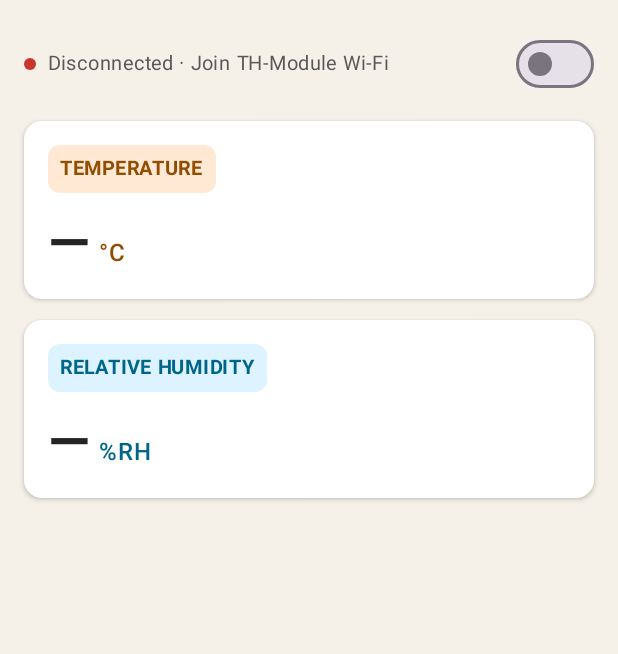
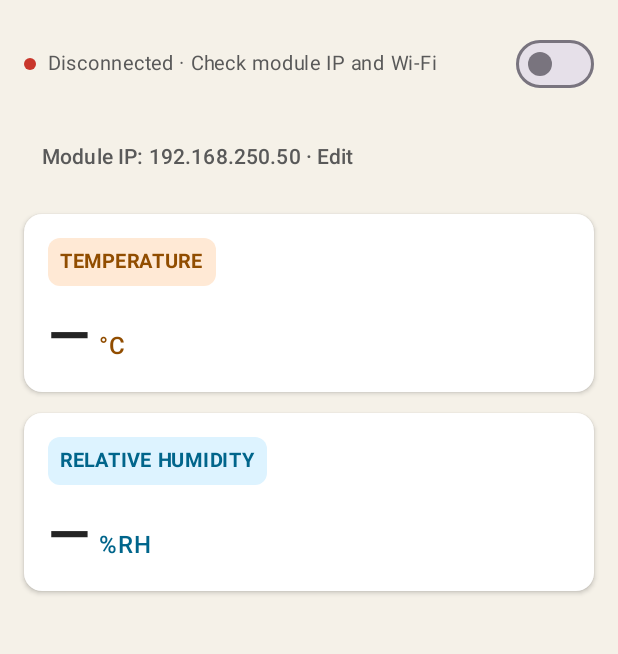
Before and after one commit to Abdulrhaman0-0/BEDO-Smart-Factory-app, an Android app built with Jetpack Compose: the screen it shows after launch (MainActivity), after a tap on "Demo mode", on a phone screen of 412 x 824 dp, the part 99-753 px from its top. Run offline under Robolectric (Android 15) with nearby library versions, the phone set to English and light mode, and no system bars.

Commit message:
Add saved module IP editor and reconnect after address changes

```diff
--- a/app/src/main/java/com/bedo/smartfactory/MainActivity.kt
+++ b/app/src/main/java/com/bedo/smartfactory/MainActivity.kt
@@ -2,6 +2,7 @@ package com.bedo.smartfactory
 
 import android.net.ConnectivityManager
 import android.os.Bundle
+import android.content.SharedPreferences
 import androidx.activity.ComponentActivity
 import androidx.activity.compose.setContent
 import androidx.activity.enableEdgeToEdge
@@ -39,8 +40,9 @@ class MainActivity : ComponentActivity() {
         super.onCreate(savedInstanceState)
         enableEdgeToEdge()
         val source = ModuleSource(requireNotNull(getSystemService(ConnectivityManager::class.java)))
+        val preferences = getSharedPreferences("module_settings", MODE_PRIVATE)
         setContent {
-            MaterialTheme(colorScheme = lightColorScheme()) { Monitor(source) }
+            MaterialTheme(colorScheme = lightColorScheme()) { Monitor(source, preferences) }
         }
     }
 }
@@ -50,23 +52,64 @@ private val Ink = Color(0xFF242424)
 private val Muted = Color(0xFF595959)
 
 @Composable
-private fun Monitor(source: ModuleSource) {
+private fun Monitor(source: ModuleSource, preferences: SharedPreferences) {
+    var host by rememberSaveable {
+        mutableStateOf(preferences.getString("module_ip", "192.168.250.50") ?: "192.168.250.50")
+    }
+    var editingAddress by rememberSaveable { mutableStateOf(false) }
+    var draft by rememberSaveable { mutableStateOf(host) }
+    val validAddress = draft.trim().split(".").let { parts ->
+        parts.size == 4 && parts.all { part ->
+            part.isNotEmpty() && part.length <= 3 &&
+                part.all { it in '0'..'9' } &&
+                (part.toIntOrNull()?.let { it in 0..255 } == true)
+        }
+    }
+    if (editingAddress) {
+        AlertDialog(
+            onDismissRequest = { editingAddress = false },
+            title = { Text("Module IP address") },
+            text = {
+                OutlinedTextField(
+                    value = draft,
+                    onValueChange = { draft = it },
+                    label = { Text("IPv4 address") },
+                    singleLine = true,
+                    isError = !validAddress,
+                    supportingText = { Text("Example: 192.168.250.50") },
+                )
+            },
+            confirmButton = {
+                TextButton(
+                    enabled = validAddress,
+                    onClick = {
+                        host = draft.trim()
+                        preferences.edit().putString("module_ip", host).apply()
+                        editingAddress = false
+                    },
+                ) { Text("Save") }
+            },
+            dismissButton = {
+                TextButton(onClick = { editingAddress = false }) { Text("Cancel") }
+            },
+        )
+    }
     var demo by rememberSaveable { mutableStateOf(true) }
-    var reading by remember(demo) { mutableStateOf<Telemetry?>(null) }
-    var problem by remember(demo) { mutableStateOf<String?>(null) }
+    var reading by remember(demo, host) { mutableStateOf<Telemetry?>(null) }
+    var problem by remember(demo, host) { mutableStateOf<String?>(null) }
     val lifecycle = LocalLifecycleOwner.current.lifecycle
 
-    LaunchedEffect(demo, lifecycle, source) {
+    LaunchedEffect(demo, lifecycle, source, host) {
         if (!demo) lifecycle.repeatOnLifecycle(Lifecycle.State.STARTED) {
             reading = null
             problem = null
             while (true) {
                 try {
-                    reading = withContext(Dispatchers.IO) { source.read() }
+                    reading = withContext(Dispatchers.IO) { source.read(host) }
                     problem = null
                 } catch (_: IOException) {
                     reading = null
-                    problem = "Disconnected · Join TH-Module Wi-Fi"
+                    problem = "Disconnected · Check module IP and Wi-Fi"
                 } catch (_: JSONException) {
                     reading = null
                     problem = "Unexpected sensor data"
@@ -116,6 +159,12 @@ private fun Monitor(source: ModuleSource) {
                     modifier = Modifier.semantics { contentDescription = "Demo mode" },
                 )
             }
+            TextButton(onClick = {
+                draft = host
+                editingAddress = true
+            }) {
+                Text("Module IP: $host · Edit", color = Muted)
+            }
             ReadingCard("TEMPERATURE", if (demo) 25.37 else current?.temperature, "°C",
                 Color(0xFF914D00), Color(0xFFFFE9D5))
             ReadingCard("RELATIVE HUMIDITY", if (demo) 45.12 else current?.humidity, "%RH",
```
